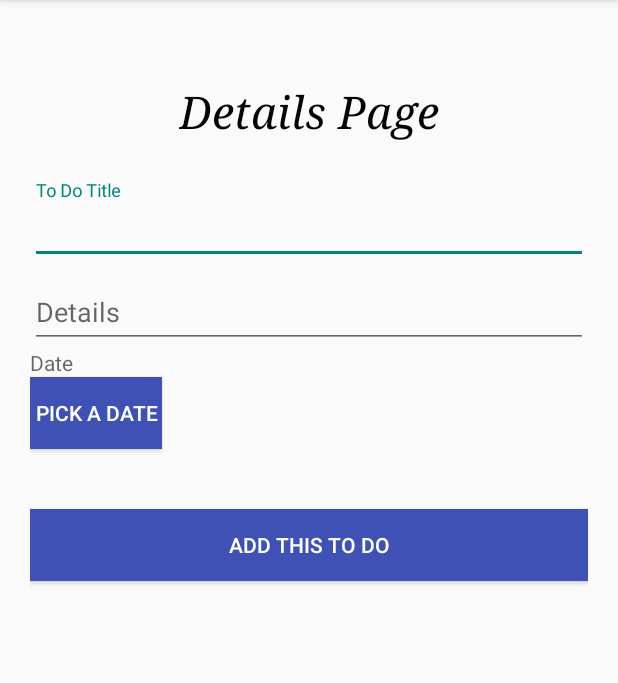
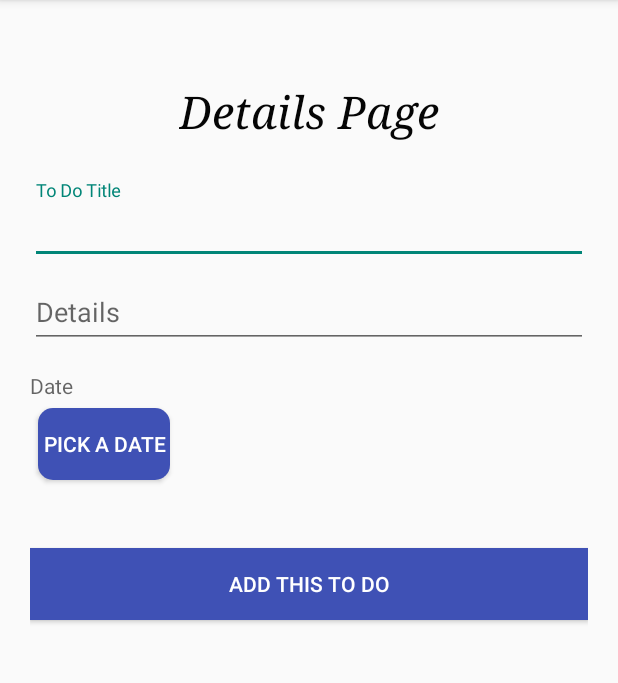
Before and after one commit to ashutosh16013/To_Do_List, an Android app: the Activity_for_details screen opened directly, with no data from a screen before it, on a phone screen of 412 x 824 dp, the part 84-767 px from its top. Run offline under Robolectric (Android 15) with nearby library versions, the phone set to English and light mode, and no system bars.

Commit message:
Update with layout changes

```diff
--- a/app/src/main/AndroidManifest.xml
+++ b/app/src/main/AndroidManifest.xml
@@ -17,7 +17,8 @@
         </activity>
         <activity android:name=".Activity_for_details" />
         <activity android:name=".MainActivity" />
-        <activity android:name=".Activity_View_Pager"></activity>
+        <activity android:name=".Activity_View_Pager"
+            android:parentActivityName=".MainActivity"></activity>
     </application>
 
 </manifest>
--- a/app/src/main/res/layout/activity_for_details.xml
+++ b/app/src/main/res/layout/activity_for_details.xml
@@ -1,6 +1,7 @@
 <?xml version="1.0" encoding="utf-8"?>
 <RelativeLayout xmlns:android="http://schemas.android.com/apk/res/android"
     xmlns:tools="http://schemas.android.com/tools"
+    xmlns:card_view="http://schemas.android.com/apk/res-auto"
     xmlns:app="http://schemas.android.com/apk/res-auto"
     android:id="@+id/activity_for_details"
     android:layout_width="match_parent"
@@ -81,6 +82,10 @@
                 android:hint="Details" />
         </android.support.design.widget.TextInputLayout>
 
+        <LinearLayout
+            android:layout_width="match_parent"
+            android:layout_height="15dp"></LinearLayout>
+
         <android.support.design.widget.TextInputLayout
             android:id="@+id/input_layout_date"
             android:layout_width="match_parent"
@@ -94,6 +99,15 @@
                 />
         </android.support.design.widget.TextInputLayout>
 
+        <android.support.v7.widget.CardView
+            android:id="@+id/card_view"
+            android:layout_width="wrap_content"
+            android:layout_height="wrap_content"
+            android:layout_margin="@dimen/card_margin"
+            android:elevation="3dp"
+            android:background="@color/colorPrimary"
+            card_view:cardCornerRadius="10dp">
+
         <Button android:id="@+id/button_for_date"
             android:layout_height="wrap_content"
             android:layout_width="wrap_content"
@@ -101,6 +115,7 @@
             android:textColor="@android:color/white"
             android:background="@color/colorPrimary"
             android:onClick="setDate"/>
+        </android.support.v7.widget.CardView>
 
         <Button android:id="@+id/button_for_add"
             android:layout_width="fill_parent"
--- a/app/src/main/res/layout/activity_main.xml
+++ b/app/src/main/res/layout/activity_main.xml
@@ -13,8 +13,11 @@
         android:layout_width="match_parent"
         android:layout_height="?attr/actionBarSize"
         android:elevation="4dp"
-        android:theme="@style/ThemeOverlay.AppCompat.ActionBar"
+        android:theme="@style/ThemeOverlay.AppCompat.Light"
         app:popupTheme="@style/ThemeOverlay.AppCompat.Light"
+        xmlns:android="http://schemas.android.com/apk/res/android"
+        xmlns:app="http://schemas.android.com/apk/res-auto"
+        app:theme="@style/ThemeOverlay.AppCompat.ActionBar"
         android:background="@color/colorPrimary">
 
         <TextView
--- a/app/src/main/res/values/strings.xml
+++ b/app/src/main/res/values/strings.xml
@@ -1,5 +1,5 @@
 <resources xmlns:xliff="http://schemas.android.com/tools">
-    <string name="app_name">To_Do_List</string>
+    <string name="app_name">ToDoList</string>
 
     <string name="hello_blank_fragment">Hello blank fragment</string>
     <string name="action_previous">Previous</string>
```
Also changed, not shown: app/src/main/java/com/ashutosh/iiitd/to_do_list/Activity_View_Pager.java (+13 -4 lines), app/src/main/res/layout/activity__view__pager.xml (+3 -13 lines).
